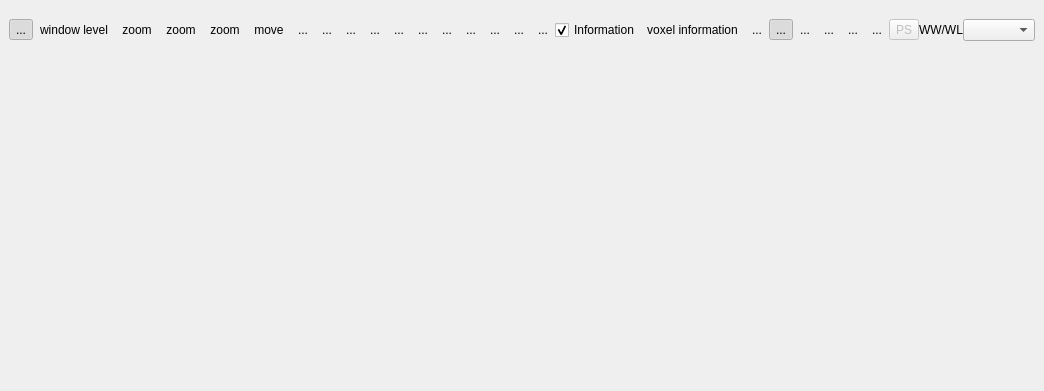
Above: starviewer/src/extensions/main/q2dviewer/q2dviewerextensionbase.ui from starviewer-medical/starviewer before the change. Below: the same form after it.
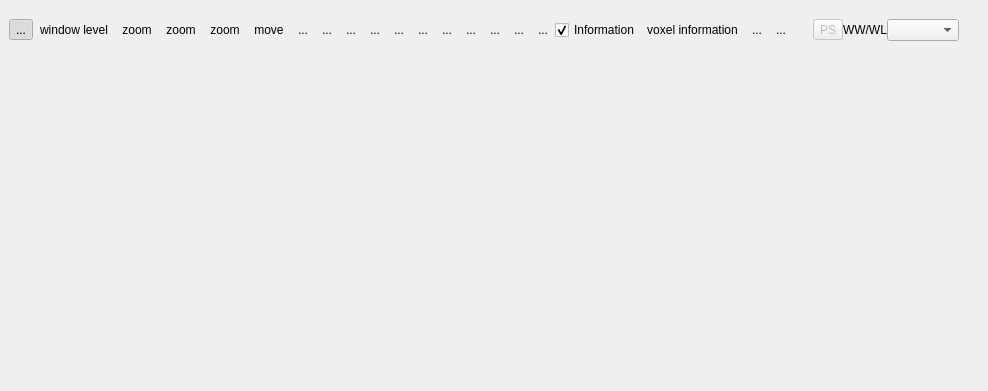
That is the form after the change. Icons and pictures are not drawn. Custom widgets are drawn as their Qt base class.

Commit message: ENH: Integrem les noves tools, excepte Distance i ROI, en l'extensió 2D Viewer

Diff of the .ui file:
```diff
--- a/starviewer/src/extensions/main/q2dviewer/q2dviewerextensionbase.ui
+++ b/starviewer/src/extensions/main/q2dviewer/q2dviewerextensionbase.ui
@@ -426,69 +426,6 @@
          </property>
         </widget>
        </item>
-       <item>
-        <widget class="QToolButton" name="m_newSlicingToolButton" >
-         <property name="text" >
-          <string>...</string>
-         </property>
-         <property name="iconSize" >
-          <size>
-           <width>32</width>
-           <height>32</height>
-          </size>
-         </property>
-         <property name="checkable" >
-          <bool>true</bool>
-         </property>
-         <property name="autoRaise" >
-          <bool>true</bool>
-         </property>
-        </widget>
-       </item>
-       <item>
-        <widget class="QToolButton" name="m_newWindowLevelToolButton" >
-         <property name="text" >
-          <string>...</string>
-         </property>
-         <property name="iconSize" >
-          <size>
-           <width>32</width>
-           <height>32</height>
-          </size>
-         </property>
-         <property name="checkable" >
-          <bool>true</bool>
-         </property>
-         <property name="checked" >
-          <bool>true</bool>
-         </property>
-         <property name="autoRaise" >
-          <bool>true</bool>
-         </property>
-        </widget>
-       </item>
-       <item>
-        <widget class="QToolButton" name="m_newZoomToolButton" >
-         <property name="text" >
-          <string>...</string>
-         </property>
-         <property name="iconSize" >
-          <size>
-           <width>32</width>
-           <height>32</height>
-          </size>
-         </property>
-         <property name="checkable" >
-          <bool>true</bool>
-         </property>
-         <property name="checked" >
-          <bool>false</bool>
-         </property>
-         <property name="autoRaise" >
-          <bool>true</bool>
-         </property>
-        </widget>
-       </item>
        <item>
         <widget class="QToolButton" name="m_referenceLinesToolButton" >
          <property name="text" >
@@ -508,25 +445,6 @@
          </property>
         </widget>
        </item>
-       <item>
-        <widget class="QToolButton" name="m_newTranslateToolButton" >
-         <property name="text" >
-          <string>...</string>
-         </property>
-         <property name="iconSize" >
-          <size>
-           <width>32</width>
-           <height>32</height>
-          </size>
-         </property>
-         <property name="checkable" >
-          <bool>true</bool>
-         </property>
-         <property name="autoRaise" >
-          <bool>true</bool>
-         </property>
-        </widget>
-       </item>
        <item>
         <widget class="QToolButton" name="m_screenShotToolButton" >
          <property name="text" >
```
Left out of the diff: 2 changed lines with no effect on the pictures. The commit also changes 2 other files.
